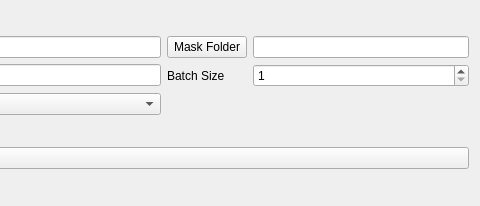
phenolearn/phenolearn, file deeplearning/ui/train_ui.ui: the form before one commit; both pictures show x 863 to 1343 and y 0 to 206 of the 1343 by 206 pixel window.
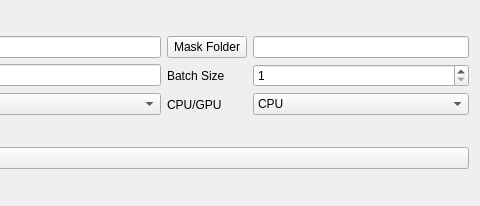
The form after the commit.

What changed in the file:
```diff
--- a/deeplearning/ui/train_ui.ui
+++ b/deeplearning/ui/train_ui.ui
@@ -215,6 +215,27 @@
        </property>
       </widget>
      </item>
+     <item row="2" column="12">
+      <widget class="QLabel" name="label_3">
+       <property name="text">
+        <string>CPU/GPU</string>
+       </property>
+      </widget>
+     </item>
+     <item row="2" column="13">
+      <widget class="QComboBox" name="comboBox_cpu_gpu">
+       <item>
+        <property name="text">
+         <string>CPU</string>
+        </property>
+       </item>
+       <item>
+        <property name="text">
+         <string>GPU</string>
+        </property>
+       </item>
+      </widget>
+     </item>
     </layout>
    </item>
    <item row="1" column="0">
```
